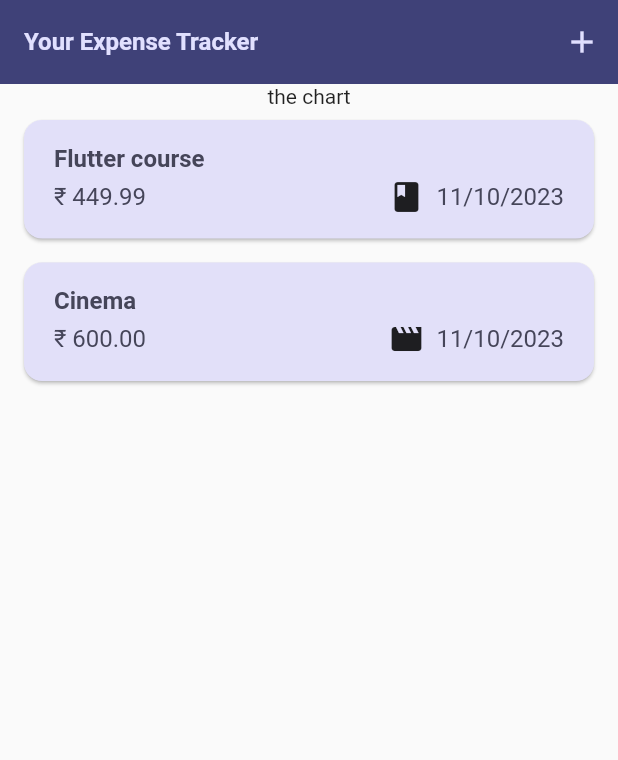
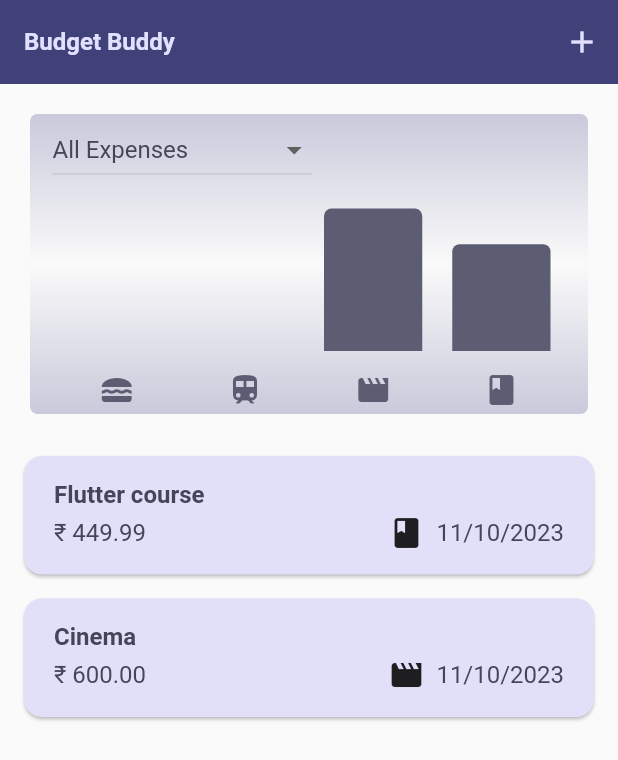
Before and after one commit to Khushi-M-0521/Flutter_Basic_Apps, a Flutter app: the screen it shows after launch, on a phone screen of 412 x 824 dp. Shown: the top 760 px of the screen. Run offline on Flutter 3.47's test engine with Material 2 defaults, Android fonts, the phone set to English and light mode, and no system bars; our stand-ins replace google_fonts.

Commit message:
Analysis of expenses

```diff
--- a/expense_tracker/lib/main.dart
+++ b/expense_tracker/lib/main.dart
@@ -16,7 +16,7 @@ void main() {
       darkTheme: ThemeData.dark().copyWith(useMaterial3: true,
       colorScheme: kDarkColorScheme,
         appBarTheme: const AppBarTheme().copyWith(
-          titleTextStyle: const TextStyle(fontWeight: FontWeight.bold,fontSize: 30),
+          titleTextStyle: const TextStyle(fontWeight: FontWeight.bold,fontSize: 28),
           backgroundColor: kDarkColorScheme.primaryContainer,
           foregroundColor: kDarkColorScheme.onPrimaryContainer,
         ),
@@ -32,9 +32,8 @@ void main() {
           foregroundColor: kDarkColorScheme.onPrimaryContainer
         ),),
         textTheme: ThemeData().textTheme.copyWith(
-          titleLarge: TextStyle(
+          titleLarge: const TextStyle(
             fontWeight: FontWeight.bold,
-            color: kDarkColorScheme.onSecondaryContainer,
             fontSize: 16,
           ),
         ),),
--- a/expense_tracker/lib/models/expense.dart
+++ b/expense_tracker/lib/models/expense.dart
@@ -3,13 +3,15 @@ import 'package:uuid/uuid.dart';
 import 'package:intl/intl.dart';
 
 const uuid = Uuid();
-enum Category { food,travel, leisure, work }
+
+enum Category { food, travel, leisure, work }
+
 final formatter = DateFormat.yMd();
-const categoryIcons={
-  Category.food:Icons.lunch_dining,
-  Category.travel:Icons.train,
-  Category.leisure:Icons.movie,
-  Category.work:Icons.book,
+const categoryIcons = {
+  Category.food: Icons.lunch_dining,
+  Category.travel: Icons.train,
+  Category.leisure: Icons.movie,
+  Category.work: Icons.book,
 };
 
 class Expense {
@@ -24,9 +26,27 @@ class Expense {
     required this.amount,
     required this.date,
     required this.category,
-  }): id = uuid.v4();
+  }) : id = uuid.v4();
 
-  String get formattedDate{
+  String get formattedDate {
     return formatter.format(date);
   }
 }
+
+class ExpenseBucket {
+  const ExpenseBucket({required this.category, required this.expenses});
+  ExpenseBucket.forCategory(List<Expense> allExpenses, this.category)
+      : expenses = allExpenses.where((exp) => exp.category==category).toList(); //alternative constructer function
+  final Category category;
+  final List<Expense> expenses;
+
+  double get totalExpenses {
+    double sum = 0;
+
+    for (final expense in expenses) {
+      sum += expense.amount;
+    }
+
+    return sum;
+  }
+}
--- /dev/null
+++ b/expense_tracker/lib/widgets/chart/chart.dart
@@ -0,0 +1,162 @@
+import 'package:expense_tracker/models/expense.dart';
+import 'package:expense_tracker/widgets/chart/chart_bar.dart';
+import 'package:flutter/material.dart';
+
+enum ChartType {all, lastMonth, specificDate}
+
+class Chart extends StatefulWidget {
+  const Chart(this._allExpenses, {super.key});
+
+  final List<Expense> _allExpenses;
+
+  @override
+  State<Chart> createState() {
+    return _ChartState();
+  }
+}
+
+class _ChartState extends State<Chart> {
+
+  ChartType _chartType=ChartType.all;
+  List<Expense> _chartExpenses=[];
+  DateTime? _specificDate;
+  IconButton? _dateIconPiceker;
+
+  @override
+  void initState(){
+    _chartExpenses=widget._allExpenses;
+    _dateIconPiceker=IconButton(onPressed: _datePicker, icon: const Icon(Icons.calendar_month));
+    super.initState();
+  }
+
+  void _datePicker()async{
+    final now = DateTime.now();
+    final firstDate = DateTime(now.year - 1, now.month, now.day);
+    final pickedDate = await showDatePicker(
+      context: context,
+      initialDate: _specificDate==null?now:_specificDate!,
+      firstDate: firstDate,
+      lastDate: now,
+    );
+    setState(() {
+      _specificDate = pickedDate;
+      _changeChartType(ChartType.specificDate);
+    });
+  }
+
+  void _changeChartType(ChartType? value){
+    if(value==null)
+    {
+      return;
+    }
+    setState(() {
+      _chartType = value;
+      if(_chartType==ChartType.all){
+        _chartExpenses=widget._allExpenses;
+      }
+      else if(_chartType==ChartType.lastMonth) {
+        final now=DateTime.now();
+        final lastMonthDate=DateTime(now.year,now.month-1,now.day);
+        _chartExpenses=[];
+        for(final exp in widget._allExpenses){
+          if(exp.date.isAfter(lastMonthDate)){
+            _chartExpenses.add(exp);
+        }
+        }
+      }
+      else if(_chartType==ChartType.specificDate){
+        _chartExpenses=[];
+        for(final exp in widget._allExpenses){
+          if(exp.date.isAfter(_specificDate!)){
+            _chartExpenses.add(exp);
+        }
+        }
+      }
+    });
+  }
+
+  List<ExpenseBucket> get buckets{
+    return Category.values.map((category) => ExpenseBucket.forCategory(_chartExpenses,category)).toList();
+  }
+
+  double get maxTotalExpense{
+    double maxTotalExpense=0;
+    for(final bucket in buckets){
+      if(bucket.totalExpenses>maxTotalExpense){
+        maxTotalExpense=bucket.totalExpenses;
+      }
+    }
+    return maxTotalExpense;
+  }
+
+  @override
+  Widget build(BuildContext context) {
+    return Container(
+      margin: const EdgeInsets.all(20),
+      padding: const EdgeInsets.symmetric(
+        horizontal: 15,
+      ),
+      width: double.infinity,
+      height: 200,
+      decoration: BoxDecoration(
+        borderRadius: BorderRadius.circular(5),
+        gradient: LinearGradient(
+          colors: [
+            Theme.of(context).colorScheme.primary.withOpacity(0.3),
+            Theme.of(context).colorScheme.primary.withOpacity(0.0),
+            Theme.of(context).colorScheme.primary.withOpacity(0.3),
+          ],
+          begin: Alignment.bottomCenter,
+          end: Alignment.topCenter,
+        ),
+      ),
+      child: Column(
+        crossAxisAlignment: CrossAxisAlignment.start,
+        children: [
+        DropdownButton(
+        value: _chartType ,
+        items: [
+          DropdownMenuItem(
+            value: ChartType.all,
+            child: Text('All Expenses',style: Theme.of(context).textTheme.titleLarge!.copyWith(fontWeight: FontWeight.normal),
+            ),),
+          DropdownMenuItem(
+            value: ChartType.lastMonth,
+            child: Text('Last 30 Days',style: Theme.of(context).textTheme.titleLarge!.copyWith(fontWeight: FontWeight.normal),
+            ),),
+          DropdownMenuItem(
+            value: ChartType.specificDate,
+            child: Row(
+              children: [
+                Text('Specific Date: ${_specificDate==null? '' : formatter.format(_specificDate!)}',
+                style: Theme.of(context).textTheme.titleLarge!.copyWith(fontWeight: FontWeight.normal),
+                ),
+                _dateIconPiceker!,
+              ],
+            ),),
+        ],
+        onChanged: _changeChartType),
+        const SizedBox(height: 15,),
+        Expanded(child: Row(
+          crossAxisAlignment: CrossAxisAlignment.end,
+          children: [
+            for(final bucket in buckets)
+              Chart_Bar(
+                fill: bucket.totalExpenses==0?0:bucket.totalExpenses/maxTotalExpense,
+              )
+          ],
+        ),),
+        const SizedBox(height: 10),
+        Row(
+          children: buckets.map((bucket) => Expanded(
+            child: Padding(padding: const EdgeInsets.all(4),
+            child: Icon(
+              categoryIcons[bucket.category],
+              color: Theme.of(context).colorScheme.secondary,
+            ),),
+          ),).toList(),
+        )
+      ],),
+    );
+  }
+}
--- /dev/null
+++ b/expense_tracker/lib/widgets/chart/chart_bar.dart
@@ -0,0 +1,26 @@
+import 'package:flutter/material.dart';
+
+// ignore: camel_case_types
+class Chart_Bar extends StatelessWidget{
+  const Chart_Bar({super.key,required this.fill});
+
+  final double fill;
+
+  @override
+  Widget build(BuildContext context) {
+    return Expanded(
+      child: Padding(padding: const EdgeInsets.symmetric(horizontal: 10),
+      child: FractionallySizedBox(
+        heightFactor: fill,
+        child: DecoratedBox(
+          decoration: BoxDecoration(
+            shape: BoxShape.rectangle,
+            borderRadius: const BorderRadius.vertical(top: Radius.circular(5)),
+            color: Theme.of(context).colorScheme.secondary,
+          ),
+        ),
+      ),)
+      );
+  }
+
+}
--- a/expense_tracker/lib/widgets/expenses.dart
+++ b/expense_tracker/lib/widgets/expenses.dart
@@ -1,3 +1,4 @@
+import 'package:expense_tracker/widgets/chart/chart.dart';
 import 'package:expense_tracker/widgets/expenses_list/expenses_list.dart';
 import 'package:expense_tracker/models/expense.dart';
 import 'package:expense_tracker/widgets/new_expense.dart';
@@ -35,19 +36,23 @@ class _ExpensesState extends State<Expenses> {
   }
 
   void _removeExpense(Expense exp) {
-    final expenseIndex=_regiesteredExpenses.indexOf(exp);
+    final expenseIndex = _regiesteredExpenses.indexOf(exp);
     setState(() {
       _regiesteredExpenses.remove(exp);
     });
     ScaffoldMessenger.of(context).clearSnackBars();
     ScaffoldMessenger.of(context).showSnackBar(
-      SnackBar(content: const Text('Expense deleted'),
+      SnackBar(
+          content: const Text('Expense deleted'),
           duration: const Duration(seconds: 3),
-      action : SnackBarAction(label: 'Undo', onPressed: (){
+          action: SnackBarAction(
+              label: 'Undo',
+              onPressed: () {
                 setState(() {
                   _regiesteredExpenses.insert(expenseIndex, exp);
                 });
-      })),);
+              })),
+    );
   }
 
   void _openAddExpenseOverlay() {
@@ -72,10 +77,17 @@ class _ExpensesState extends State<Expenses> {
         ),
         Text(
           'No expenses found.',
-          style: Theme.of(context).textTheme.titleLarge!.copyWith(fontSize: 30,),
+          style: Theme.of(context).textTheme.titleLarge!.copyWith(
+                fontSize: 30,
               ),
-        Text('Start tracking your Expenses, NOW !!,',
-        style: Theme.of(context).textTheme.titleLarge!.copyWith(fontWeight: FontWeight.normal,fontSize: 20),),
+        ),
+        Text(
+          'Start tracking your Expenses, NOW !!,',
+          style: Theme.of(context)
+              .textTheme
+              .titleLarge!
+              .copyWith(fontWeight: FontWeight.normal, fontSize: 20),
+        ),
       ],
     );
 
@@ -87,18 +99,23 @@ class _ExpensesState extends State<Expenses> {
             icon: const Icon(Icons.add),
           )
         ],
-        title: Text('Your Expense Tracker',style: Theme.of(context).appBarTheme.titleTextStyle,),
+        title: Text(
+          'Budget Buddy',
+          style: Theme.of(context).appBarTheme.titleTextStyle,
+        ),
       ),
       body: Column(
-        children:
-          (_regiesteredExpenses.isEmpty)
+        children: (_regiesteredExpenses.isEmpty)
             ? [content]
-              : [const Text('the chart'),Expanded(
+            : [
+                Chart(_regiesteredExpenses),
+                Expanded(
                   child: ExpensesList(
                     expenses: _regiesteredExpenses,
                     onRemovedExpense: _removeExpense,
-                )),
-              ]
+                  ),
+                ),
+              ],
       ),
     );
   }
--- a/expense_tracker/lib/widgets/new_expense.dart
+++ b/expense_tracker/lib/widgets/new_expense.dart
@@ -84,7 +84,8 @@ class _NewExpense extends State<NewExpense> {
             controller: _titleController,
             keyboardType: TextInputType.text,
             maxLength: 50,
-            decoration: const InputDecoration(label: Text('Title')),
+            decoration: InputDecoration(label: Text('Title',style: Theme.of(context).textTheme.titleLarge),),
+            style: Theme.of(context).textTheme.titleLarge!.copyWith(fontWeight: FontWeight.normal),
           ),
           Row(
             children: [
@@ -92,10 +93,12 @@ class _NewExpense extends State<NewExpense> {
                 child: TextField(
                   controller: _amtController,
                   keyboardType: TextInputType.number,
-                  decoration: const InputDecoration(
-                    label: Text('Amount'),
+                  decoration: InputDecoration(
+                    label: Text('Amount',style: Theme.of(context).textTheme.titleLarge),
                     prefixText: '₹ ',
+                    prefixStyle:Theme.of(context).textTheme.titleLarge,
                   ),
+                  style: Theme.of(context).textTheme.titleLarge!.copyWith(fontWeight: FontWeight.normal),
                 ),
               ),
               const SizedBox(width: 20),
```
Lines whose indentation alone changed are shown as unchanged.
